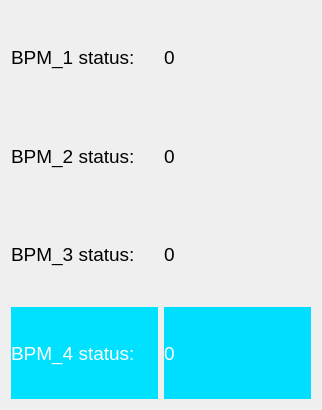
Above: StatusWidget.ui from Snake9889/FreqMeasure before the change. Below: the same form after it.
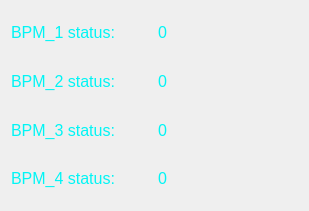
That is the form after the change.

Commit message: Colors corrected.

Diff of the .ui file:
```diff
--- a/StatusWidget.ui
+++ b/StatusWidget.ui
@@ -6,8 +6,8 @@
    <rect>
     <x>0</x>
     <y>0</y>
-    <width>322</width>
-    <height>410</height>
+    <width>309</width>
+    <height>211</height>
    </rect>
   </property>
   <property name="windowTitle">
@@ -20,9 +20,12 @@
       <widget class="QLabel" name="bpm_1_label">
        <property name="font">
         <font>
-         <pointsize>14</pointsize>
+         <pointsize>12</pointsize>
         </font>
        </property>
+       <property name="styleSheet">
+        <string notr="true">color: rgb(0, 245, 245);</string>
+       </property>
        <property name="text">
         <string>BPM_1 status:</string>
        </property>
@@ -32,12 +35,15 @@
       <widget class="QLabel" name="status_1">
        <property name="font">
         <font>
-         <pointsize>14</pointsize>
+         <pointsize>12</pointsize>
         </font>
        </property>
        <property name="toolTip">
         <string>Number of received packeges from BPM_1</string>
        </property>
+       <property name="styleSheet">
+        <string notr="true">color: rgb(0, 245, 245);</string>
+       </property>
        <property name="text">
         <string>0</string>
        </property>
@@ -51,9 +57,12 @@
       <widget class="QLabel" name="bpm_2_label">
        <property name="font">
         <font>
-         <pointsize>14</pointsize>
+         <pointsize>12</pointsize>
         </font>
        </property>
+       <property name="styleSheet">
+        <string notr="true">color: rgb(0, 245, 245);</string>
+       </property>
        <property name="text">
         <string>BPM_2 status:</string>
        </property>
@@ -63,12 +72,15 @@
       <widget class="QLabel" name="status_2">
        <property name="font">
         <font>
-         <pointsize>14</pointsize>
+         <pointsize>12</pointsize>
         </font>
        </property>
        <property name="toolTip">
         <string>Number of received packeges from BPM_2</string>
        </property>
+       <property name="styleSheet">
+        <string notr="true">color: rgb(0, 245, 245);</string>
+       </property>
        <property name="text">
         <string>0</string>
        </property>
@@ -82,9 +94,12 @@
       <widget class="QLabel" name="bpm_3_label">
        <property name="font">
         <font>
-         <pointsize>14</pointsize>
+         <pointsize>12</pointsize>
         </font>
        </property>
+       <property name="styleSheet">
+        <string notr="true">color: rgb(0, 245, 245);</string>
+       </property>
        <property name="text">
         <string>BPM_3 status:</string>
        </property>
@@ -94,12 +109,15 @@
       <widget class="QLabel" name="status_3">
        <property name="font">
         <font>
-         <pointsize>14</pointsize>
+         <pointsize>12</pointsize>
         </font>
        </property>
        <property name="toolTip">
         <string>Number of received packeges from BPM_3</string>
        </property>
+       <property name="styleSheet">
+        <string notr="true">color: rgb(0, 245, 245);</string>
+       </property>
        <property name="text">
         <string>0</string>
        </property>
@@ -113,12 +131,11 @@
       <widget class="QLabel" name="bpm_4_label">
        <property name="font">
         <font>
-         <pointsize>14</pointsize>
+         <pointsize>12</pointsize>
         </font>
        </property>
        <property name="styleSheet">
-        <string notr="true">background-color: rgb(0, 224, 255);
-color: rgb(255, 255, 255);</string>
+        <string notr="true">color: rgb(0, 245, 245);</string>
        </property>
        <property name="text">
         <string>BPM_4 status:</string>
@@ -129,15 +146,15 @@
       <widget class="QLabel" name="status_4">
        <property name="font">
         <font>
-         <pointsize>14</pointsize>
+         <pointsize>12</pointsize>
         </font>
        </property>
        <property name="toolTip">
         <string>Number of received packeges from BPM_4</string>
        </property>
        <property name="styleSheet">
-        <string notr="true">color: rgb(255, 255, 255);
-background-color: rgb(0, 222, 255);</string>
+        <string notr="true">color: rgb(0, 245, 245);
+</string>
        </property>
        <property name="text">
         <string>0</string>
```
Left out of the diff: 3 changed lines with no effect on the pictures. The commit also changes 3 other files.
